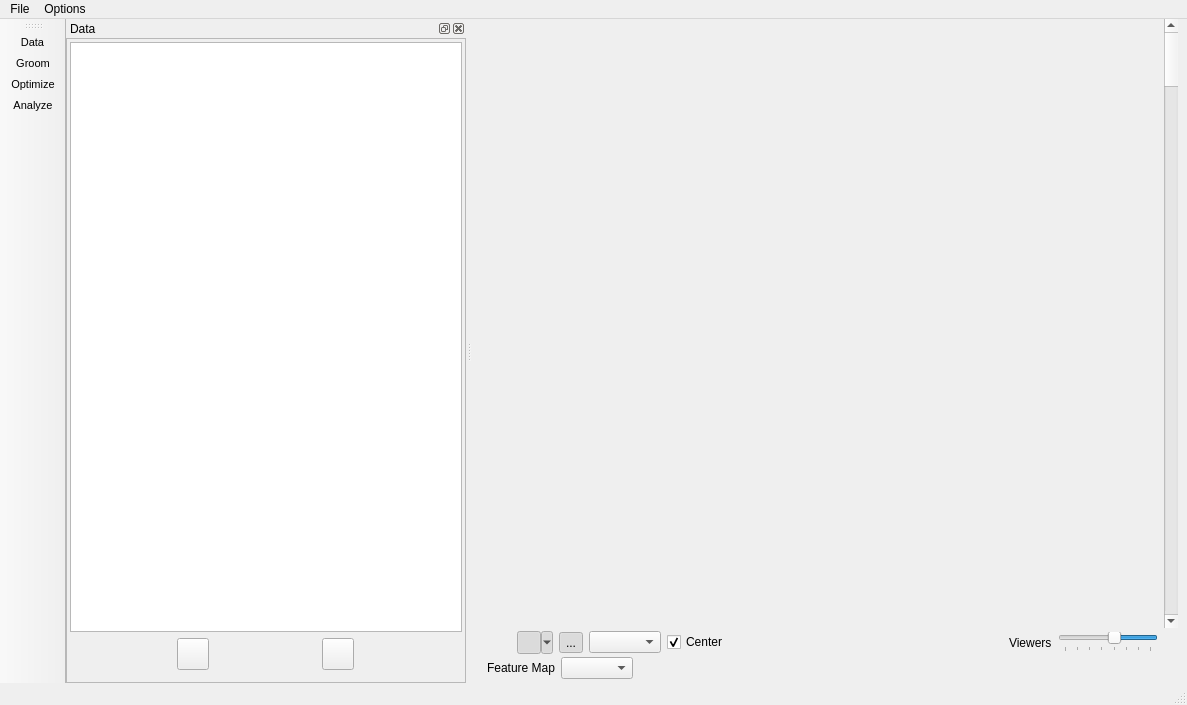
SCIInstitute/ShapeWorks, file Studio/src/Application/Visualization/ShapeWorksStudioApp.ui: the form before one commit.
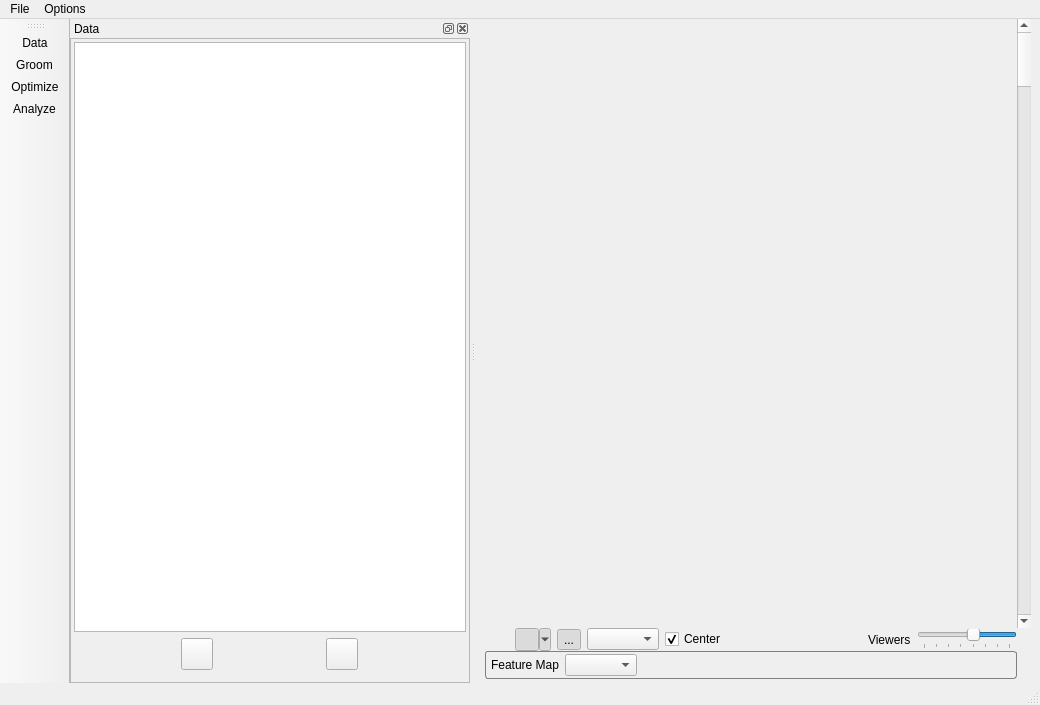
The form after the commit. Icons and pictures are not drawn. Custom widgets are drawn as their Qt base class.

Commit message:
Hide feature widget when no features available.
Add feature widget border.

Patch:
```diff
--- a/Studio/src/Application/Visualization/ShapeWorksStudioApp.ui
+++ b/Studio/src/Application/Visualization/ShapeWorksStudioApp.ui
@@ -6,7 +6,7 @@
    <rect>
     <x>0</x>
     <y>0</y>
-    <width>1187</width>
+    <width>1040</width>
     <height>705</height>
    </rect>
   </property>
@@ -18,7 +18,11 @@
     <normaloff>:/Studio/Images/shapeworks-logo.png</normaloff>:/Studio/Images/shapeworks-logo.png</iconset>
   </property>
   <property name="styleSheet">
-   <string notr="true"/>
+   <string notr="true">QWidget#feature_widget {
+    border-radius: 3px;
+    border: 1px solid grey;
+}
+</string>
   </property>
   <widget class="QWidget" name="centralwidget">
    <layout class="QGridLayout" name="gridLayout">
@@ -75,16 +79,16 @@
            <number>6</number>
           </property>
           <property name="leftMargin">
-           <number>6</number>
+           <number>0</number>
           </property>
           <property name="topMargin">
-           <number>3</number>
+           <number>0</number>
           </property>
           <property name="rightMargin">
-           <number>6</number>
+           <number>0</number>
           </property>
           <property name="bottomMargin">
-           <number>3</number>
+           <number>0</number>
           </property>
           <item>
            <widget class="QToolButton" name="auto_view_button">
@@ -239,19 +243,19 @@
      <layout class="QHBoxLayout" name="horizontalLayout"/>
     </item>
     <item row="4" column="0">
-     <widget class="QWidget" name="widget_2" native="true">
+     <widget class="QWidget" name="feature_widget" native="true">
       <layout class="QGridLayout" name="gridLayout_3">
        <property name="leftMargin">
         <number>6</number>
        </property>
        <property name="topMargin">
-        <number>0</number>
+        <number>3</number>
        </property>
        <property name="rightMargin">
         <number>6</number>
        </property>
        <property name="bottomMargin">
-        <number>0</number>
+        <number>3</number>
        </property>
        <item row="0" column="0">
         <widget class="QLabel" name="label_2">
@@ -290,7 +294,7 @@
     <rect>
      <x>0</x>
      <y>0</y>
-     <width>1187</width>
+     <width>1040</width>
      <height>22</height>
     </rect>
    </property>
@@ -310,11 +314,6 @@
      <addaction name="action_export_pca_scores"/>
      <addaction name="actionExport_PCA_Mode_Points"/>
     </widget>
-    <widget class="QMenu" name="menu">
-     <property name="title">
-      <string/>
-     </property>
-    </widget>
     <addaction name="action_new_project"/>
     <addaction name="action_open_project"/>
     <addaction name="action_save_project"/>
```
The commit also changes 1 other file.
